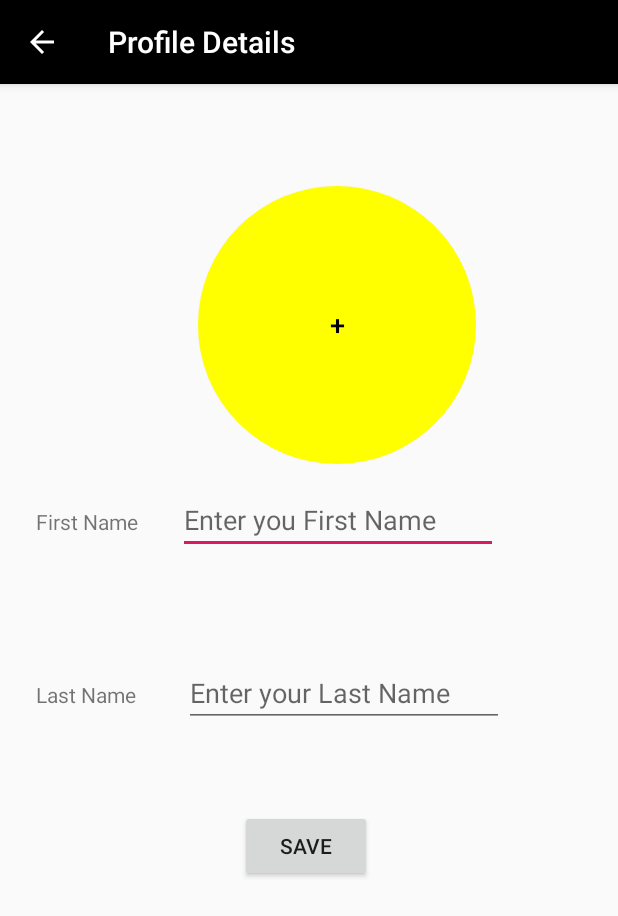
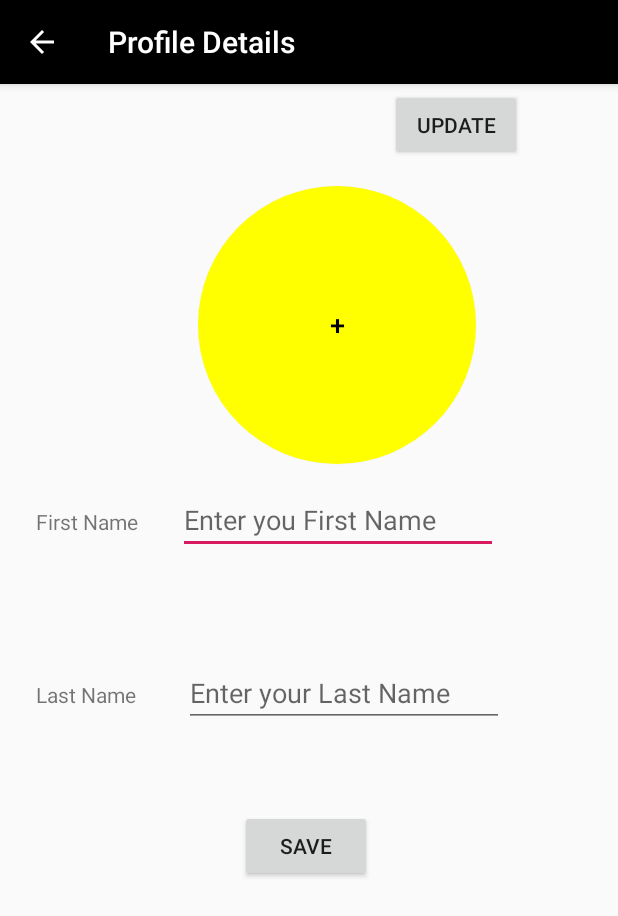
Before and after one commit to Nimitlambton/ServiceOnPassenger, an Android app: the ProfileDetails screen opened directly, with no data from a screen before it, on a phone screen of 412 x 824 dp. Shown: the top 916 px of the screen. Run offline under Robolectric (Android 15) with nearby library versions, the phone set to English and light mode, and no system bars.

```diff
--- a/app/src/main/java/com/lambtonserviceon/MainActivity.kt
+++ b/app/src/main/java/com/lambtonserviceon/MainActivity.kt
@@ -180,7 +180,7 @@ class MainActivity : AppCompatActivity() ,  View.OnClickListener {
 
             R.id.Searchbtn -> {
 
-                this.run("  https://thezipcodes.com/api/v1/search?zipCode=${postalCode.text}&countryCode=CA&apiKey=6baa4975f86b0b96d771b84a82d8c659")
+                this.run("  https://thezipcodes.com/api/v1/search?zipCode=${postalCode.text}&countryCode=CA&apiKey=82c04d7a7ad16e63a925ed39dd44b975")
 
             }
 
--- a/app/src/main/res/layout/activity_profile_details.xml
+++ b/app/src/main/res/layout/activity_profile_details.xml
@@ -85,4 +85,15 @@
         app:layout_constraintVertical_bias="0.0"
         tools:srcCompat="@tools:sample/avatars" />
 
+    <Button
+        android:id="@+id/updatebtn"
+        android:layout_width="wrap_content"
+        android:layout_height="wrap_content"
+        android:layout_marginStart="260dp"
+        android:text="@string/common_google_play_services_update_button"
+        app:layout_constraintBottom_toTopOf="@+id/dpBtn"
+        app:layout_constraintStart_toStartOf="parent"
+        app:layout_constraintTop_toTopOf="parent"
+        app:layout_constraintVertical_bias="0.15" />
+
 </androidx.constraintlayout.widget.ConstraintLayout>
--- a/build.gradle
+++ b/build.gradle
@@ -10,6 +10,7 @@ buildscript {
     dependencies {
         classpath 'com.android.tools.build:gradle:3.5.3'
         classpath "org.jetbrains.kotlin:kotlin-gradle-plugin:$kotlin_version"
+        classpath 'com.google.gms:google-services:4.3.5'
 
 
 
```
Also changed, not shown: app/build.gradle (+8 -4 lines).
